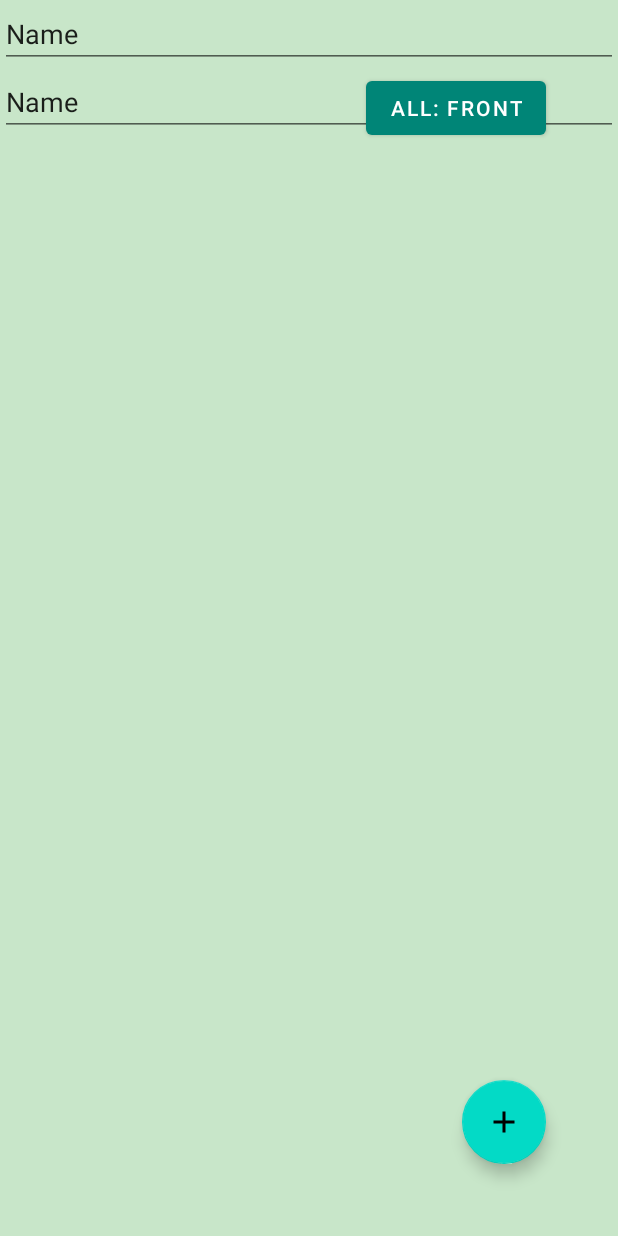
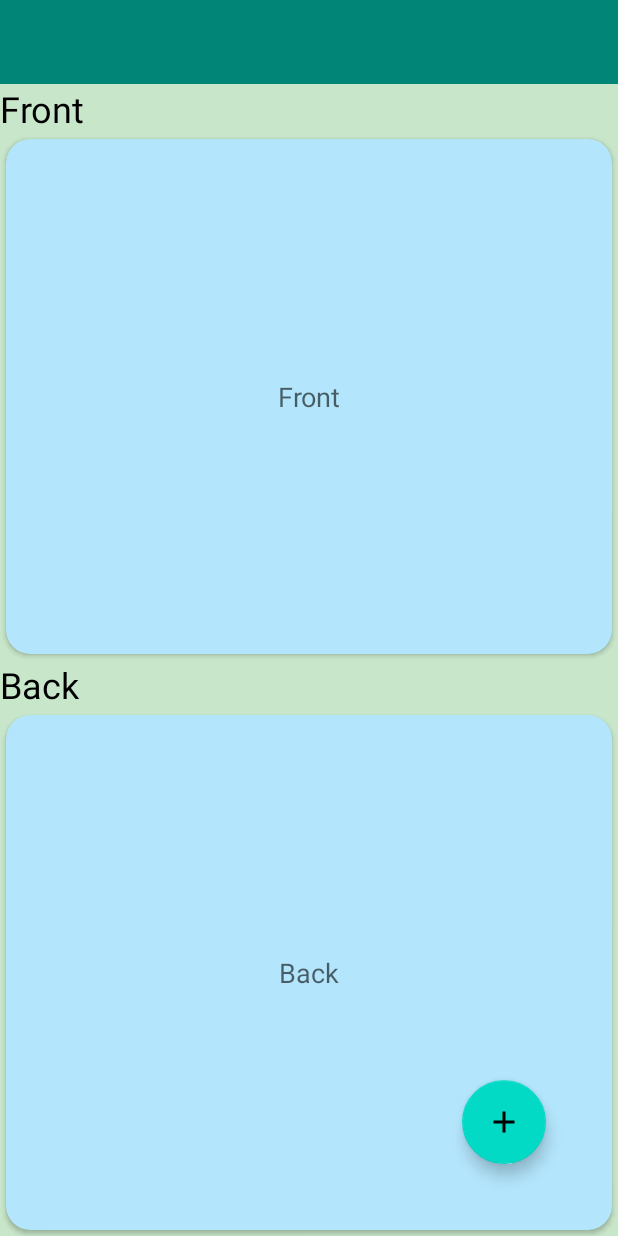
Before and after one commit to GreimuL/SimpleFlashCard, an Android app: the layout activity_card_list.xml on its own in the app's theme, with its tools: preview values and no code run, on a phone screen of 412 x 824 dp. Run offline under Robolectric (Android 15) with nearby library versions, the phone set to English and light mode, and no system bars.

Commit message:
Add tool bar to card list activity

```diff
--- a/SimpleFlashCard/app/src/main/java/com/greimul/simpleflashcard/activity/MainActivity.kt
+++ b/SimpleFlashCard/app/src/main/java/com/greimul/simpleflashcard/activity/MainActivity.kt
@@ -1,6 +1,8 @@
 package com.greimul.simpleflashcard.activity
 
 import android.app.AlertDialog
+import android.graphics.Color
+import android.graphics.drawable.ColorDrawable
 import androidx.appcompat.app.AppCompatActivity
 import android.os.Bundle
 import androidx.lifecycle.ViewModel
--- a/SimpleFlashCard/app/src/main/res/layout/activity_card_list.xml
+++ b/SimpleFlashCard/app/src/main/res/layout/activity_card_list.xml
@@ -6,22 +6,6 @@
     android:layout_width="match_parent"
     android:layout_height="match_parent"
     android:orientation="vertical">
-
-    <Button
-        android:id="@+id/button_flip_card_list"
-        android:layout_width="wrap_content"
-        android:layout_height="wrap_content"
-        android:layout_gravity="top|end"
-        android:layout_margin="48dp"
-        android:text="All: Front" />
-
-    <androidx.recyclerview.widget.RecyclerView
-        android:id="@+id/recyclerview_card"
-        android:layout_width="match_parent"
-        android:layout_height="match_parent"
-        tools:listitem="@layout/item_card">
-
-    </androidx.recyclerview.widget.RecyclerView>
 
     <com.google.android.material.floatingactionbutton.FloatingActionButton
         android:id="@+id/fab_card"
@@ -33,27 +17,102 @@
         app:srcCompat="@drawable/ic_add_48px" />
 
     <LinearLayout
+        android:layout_width="match_parent"
+        android:layout_height="match_parent"
+        android:orientation="vertical">
+
+        <androidx.appcompat.widget.Toolbar
+            android:id="@+id/toolbar_card_list"
+            android:layout_width="match_parent"
+            android:layout_height="wrap_content"
+            android:background="?attr/colorPrimary"
+            android:minHeight="?attr/actionBarSize"
+            android:theme="?attr/actionBarTheme" />
+
+        <androidx.recyclerview.widget.RecyclerView
+            android:id="@+id/recyclerview_card"
+            android:layout_width="match_parent"
+            android:layout_height="match_parent"
+            tools:listitem="@layout/item_card">
+
+        </androidx.recyclerview.widget.RecyclerView>
+    </LinearLayout>
+
+    <LinearLayout
         android:id="@+id/linearlayout_card_list"
         android:layout_width="match_parent"
         android:layout_height="match_parent"
         android:background="#C8E6C9"
         android:orientation="vertical">
 
-        <EditText
-            android:id="@+id/editText"
+        <androidx.appcompat.widget.Toolbar
+            android:id="@+id/toolbar_card_list_add"
             android:layout_width="match_parent"
             android:layout_height="wrap_content"
-            android:ems="10"
-            android:inputType="textPersonName"
-            android:text="Name" />
+            android:background="@color/colorPrimary"
+            android:minHeight="?attr/actionBarSize"
+            android:theme="?attr/actionBarTheme" />
 
-        <EditText
-            android:id="@+id/editText2"
+        <TextView
+            android:id="@+id/textView20"
+            style="@style/StandardTextStyle"
+            android:layout_width="wrap_content"
+            android:layout_height="wrap_content"
+            android:text="Front" />
+
+        <androidx.cardview.widget.CardView
+            android:layout_width="match_parent"
+            android:layout_height="match_parent"
+            android:layout_weight="1"
+            android:background="#B3E5FC"
+            android:backgroundTint="#B3E5FC"
+            app:cardCornerRadius="16dp"
+            app:cardElevation="2dp"
+            app:contentPadding="4dp"
+            android:layout_margin="4dp">
+
+            <EditText
+                android:id="@+id/editText"
+                android:layout_width="match_parent"
+                android:layout_height="match_parent"
+                android:layout_gravity="center"
+                android:background="#00FFFFFF"
+                android:ems="10"
+                android:gravity="center"
+                android:hint="Front"
+                android:inputType="textMultiLine" />
+        </androidx.cardview.widget.CardView>
+
+        <TextView
+            android:id="@+id/textView21"
+            style="@style/StandardTextStyle"
             android:layout_width="match_parent"
             android:layout_height="wrap_content"
-            android:ems="10"
-            android:inputType="textPersonName"
-            android:text="Name" />
+            android:text="Back" />
+
+        <androidx.cardview.widget.CardView
+            android:layout_width="match_parent"
+            android:layout_height="match_parent"
+            android:layout_weight="1"
+            android:background="#B3E5FC"
+            android:backgroundTint="#B3E5FC"
+            app:cardCornerRadius="16dp"
+            app:cardElevation="2dp"
+            app:contentPadding="4dp"
+            android:layout_margin="4dp">
+
+            <EditText
+                android:id="@+id/editText2"
+                android:layout_width="match_parent"
+                android:layout_height="match_parent"
+                android:layout_gravity="center"
+                android:autofillHints="BACK"
+                android:background="#00FFFFFF"
+                android:ems="10"
+                android:gravity="center"
+                android:hint="Back"
+                android:inputType="textMultiLine" />
+        </androidx.cardview.widget.CardView>
     </LinearLayout>
 
 </androidx.coordinatorlayout.widget.CoordinatorLayout>
--- a/SimpleFlashCard/app/src/main/res/values/styles.xml
+++ b/SimpleFlashCard/app/src/main/res/values/styles.xml
@@ -7,8 +7,8 @@
         <item name="colorPrimaryDark">@color/colorPrimaryDark</item>
         <item name="colorAccent">@color/colorAccent</item>
 
-        <item name="windowActionBar">false</item>
         <item name="windowNoTitle">true</item>
+
     </style>
 
     <style name="DialogStyle" parent="Theme.MaterialComponents.Light.Dialog">
```
Also changed, not shown: SimpleFlashCard/app/src/main/java/com/greimul/simpleflashcard/activity/CardListActivity.kt (+66 -41 lines), SimpleFlashCard/app/src/main/res/drawable/ic_arrow_back_48px.xml (added, +9 -0 lines), SimpleFlashCard/app/src/main/res/drawable/ic_check_48px.xml (added, +9 -0 lines), SimpleFlashCard/app/src/main/res/drawable/ic_search_black_24dp.xml (added, +9 -0 lines), SimpleFlashCard/app/src/main/res/menu/menu_card_list.xml (added, +10 -0 lines), SimpleFlashCard/app/src/main/res/menu/menu_card_list_add.xml (added, +9 -0 lines).
